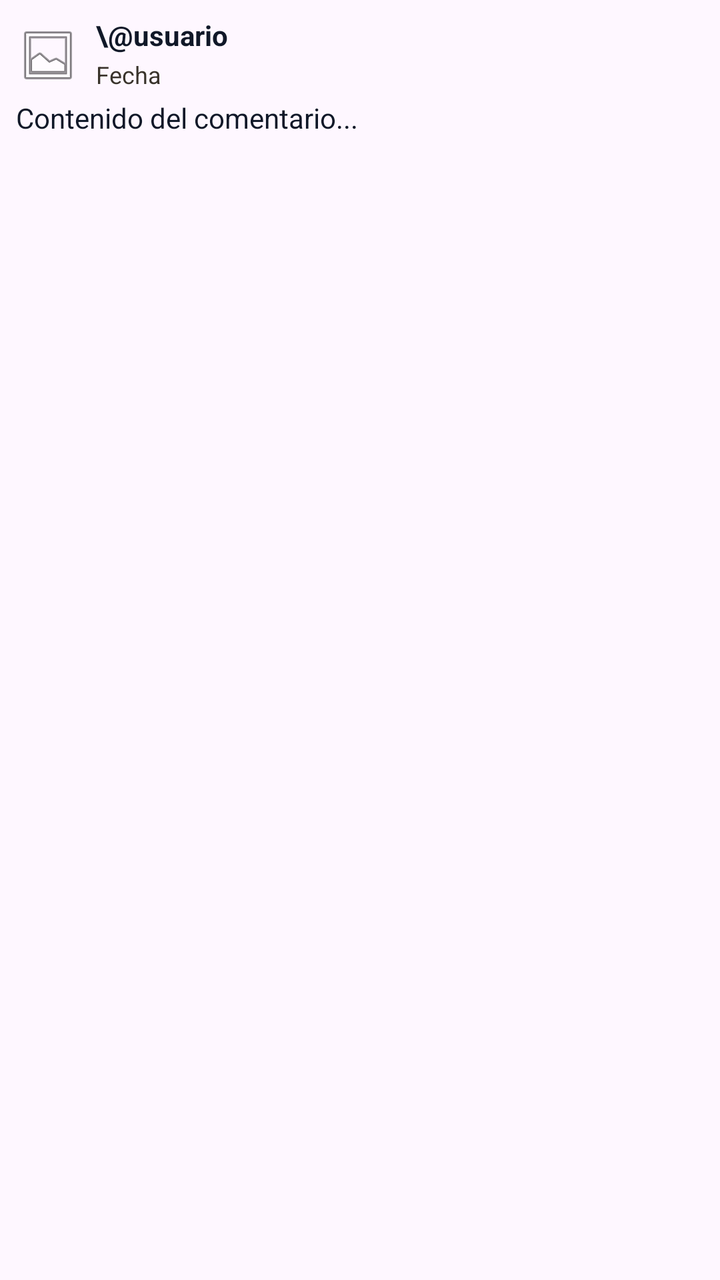
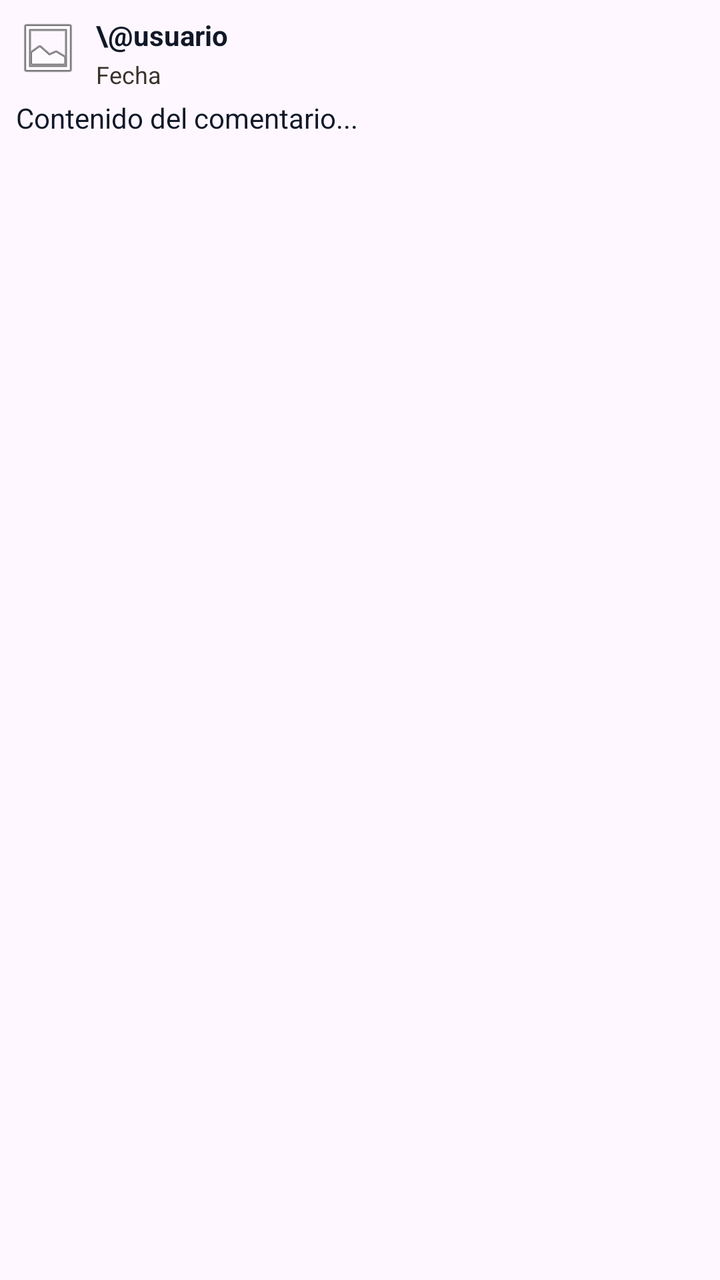

An Android layout rendered at two revisions. The XML below is the earlier revision; the diff shows what the commit changed to produce the second picture.
<!-- AndroidManifest.xml: application theme Theme.RefriMancia -->
<!-- res/layout/item_comentario.xml -->
<?xml version="1.0" encoding="utf-8"?>
<LinearLayout xmlns:android="http://schemas.android.com/apk/res/android"
        android:layout_width="match_parent"
        android:layout_height="wrap_content"
        android:orientation="vertical"
        android:padding="8dp"
        android:background="?android:attr/selectableItemBackground">

    
    <LinearLayout
            android:layout_width="match_parent"
            android:layout_height="wrap_content"
            android:orientation="horizontal"
            android:gravity="center_vertical">

        
        <ImageView
                android:id="@+id/iv_usuario_comentario"
                android:layout_width="32dp"
                android:layout_height="32dp"
                android:layout_marginEnd="8dp"
                android:src="@android:drawable/ic_menu_gallery"
                android:scaleType="centerCrop"
                android:contentDescription="Foto de perfil del usuario" />

        
        <LinearLayout
                android:layout_width="wrap_content"
                android:layout_height="wrap_content"
                android:orientation="vertical">

            
            <TextView
                    android:id="@+id/tv_usuario_comentario"
                    android:layout_width="wrap_content"
                    android:layout_height="wrap_content"
                    android:text="\@usuario"
                    android:textStyle="bold"
                    android:textSize="14sp"
                    android:textColor="@color/azul_oscuro" />

            
            <TextView
                    android:id="@+id/tv_fecha_comentario"
                    android:layout_width="wrap_content"
                    android:layout_height="wrap_content"
                    android:text="Fecha"
                    android:textSize="12sp"
                    android:textColor="@color/gris_marron"
                    android:layout_marginTop="2dp"
                    android:layout_marginBottom="2dp" />
        </LinearLayout>
    </LinearLayout>

    
    <TextView
            android:id="@+id/tv_contenido_comentario"
            android:layout_width="match_parent"
            android:layout_height="wrap_content"
            android:text="Contenido del comentario..."
            android:textSize="14sp"
            android:textColor="@color/azul_oscuro"
            android:layout_marginTop="2dp"
            android:lineSpacingExtra="2dp" />

</LinearLayout>
<!-- resources referenced by this layout -->
<resources>
  <color name="azul_oscuro">#101828</color>
  <color name="gris_marron">#39332b</color>
  <style name="Theme.RefriMancia" parent="Base.Theme.RefriMancia" />
  <style name="Base.Theme.RefriMancia" parent="Theme.Material3.DayNight.NoActionBar">
          <item name="colorPrimary">@color/marron_oscuro</item>
          <item name="colorSecondary">@color/amarillo</item>
          
          <item name="android:statusBarColor">@color/marron_oscuro</item>
          <item name="android:windowLightStatusBar">false</item>
      </style>
  <color name="marron_oscuro">#21180d</color>
  <color name="amarillo">#fdc700</color>
</resources>

<!-- the commit's change to res/layout/item_comentario.xml (unified diff, before → after) -->
@@ -11,7 +11,7 @@
             android:layout_width="match_parent"
             android:layout_height="wrap_content"
             android:orientation="horizontal"
-            android:gravity="center_vertical">
+            android:gravity="top">
 
         
         <ImageView
@@ -25,8 +25,9 @@
 
         
         <LinearLayout
-                android:layout_width="wrap_content"
+                android:layout_width="0dp"
                 android:layout_height="wrap_content"
+                android:layout_weight="1"
                 android:orientation="vertical">
 
             
@@ -50,6 +51,41 @@
                     android:layout_marginTop="2dp"
                     android:layout_marginBottom="2dp" />
         </LinearLayout>
+
+        
+        <LinearLayout
+                android:id="@+id/ll_acciones_comentario"
+                android:layout_width="wrap_content"
+                android:layout_height="wrap_content"
+                android:orientation="horizontal"
+                android:gravity="top"
+                android:visibility="gone">
+
+            <TextView
+                    android:id="@+id/btn_editar_comentario"
+                    android:layout_width="wrap_content"
+                    android:layout_height="wrap_content"
+                    android:text="@string/comment_edit"
+                    android:textSize="12sp"
+                    android:textColor="@color/azul_oscuro"
+                    android:textStyle="bold"
+                    android:paddingHorizontal="8dp"
+                    android:paddingVertical="4dp"
+                    android:background="?attr/selectableItemBackgroundBorderless" />
+
+            <TextView
+                    android:id="@+id/btn_eliminar_comentario"
+                    android:layout_width="wrap_content"
+                    android:layout_height="wrap_content"
+                    android:text="@string/comment_delete"
+                    android:textSize="12sp"
+                    android:textColor="#D32F2F"
+                    android:textStyle="bold"
+                    android:paddingHorizontal="8dp"
+                    android:paddingVertical="4dp"
+                    android:background="?attr/selectableItemBackgroundBorderless" />
+
+        </LinearLayout>
     </LinearLayout>
 
     
@@ -63,4 +99,5 @@
             android:layout_marginTop="2dp"
             android:lineSpacingExtra="2dp" />
 
+
 </LinearLayout>
<!-- resource entries referenced after the edit -->
@@ -2,6 +2,8 @@
 <resources>
   <color name="azul_oscuro">#101828</color>
   <color name="gris_marron">#39332b</color>
+  <string name="comment_delete">Eliminar</string>
+  <string name="comment_edit">Editar</string>
   <style name="Theme.RefriMancia" parent="Base.Theme.RefriMancia" />
   <style name="Base.Theme.RefriMancia" parent="Theme.Material3.DayNight.NoActionBar">
           <item name="colorPrimary">@color/marron_oscuro</item>
